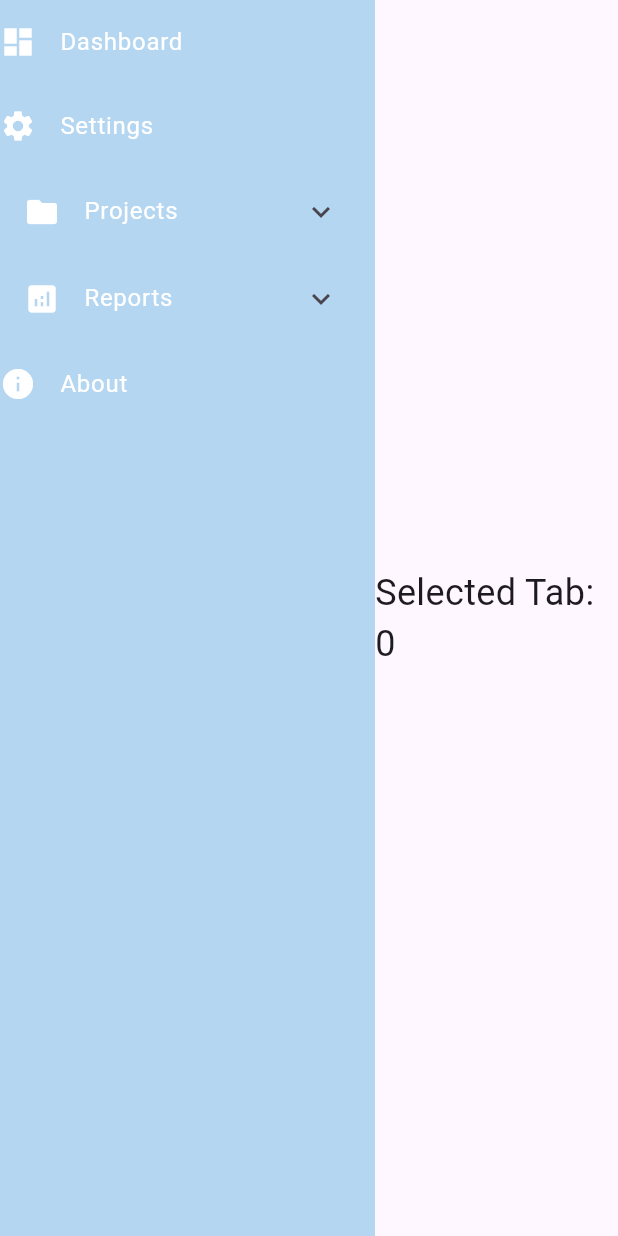
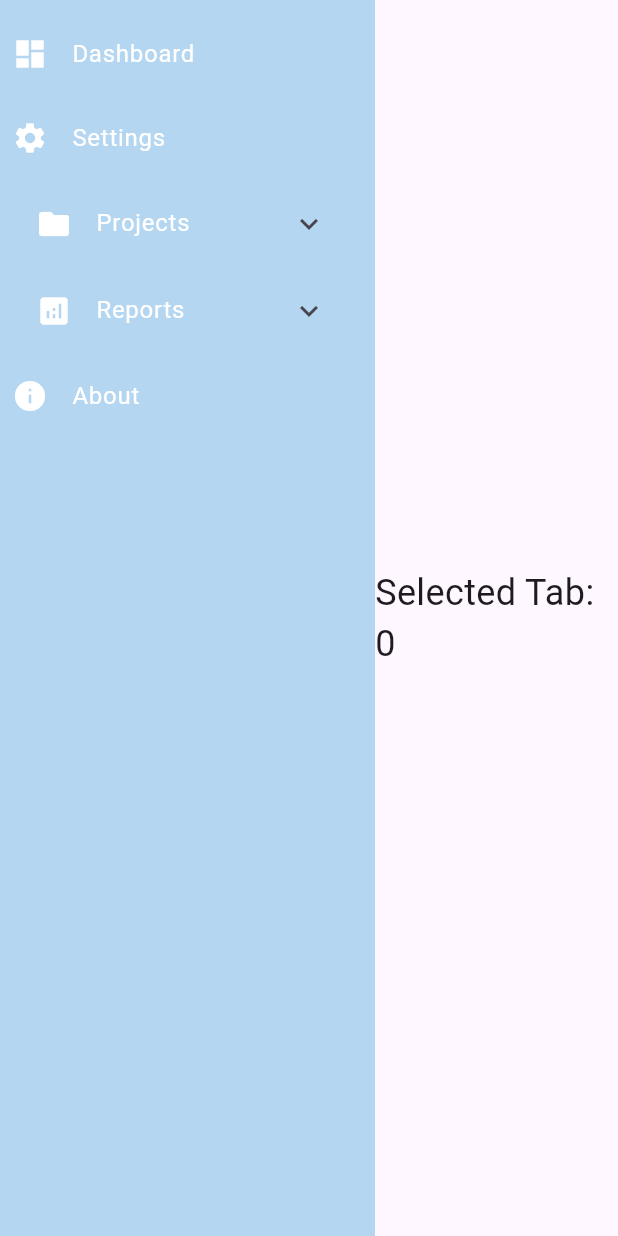
Before and after one commit to AswinAzikar/sider, a Flutter app: the screen it shows after launch, on a phone screen of 412 x 824 dp. Run offline on Flutter 3.47's test engine with Material 3 defaults, Android fonts, the phone set to English and light mode, and no system bars.

Commit message:
Update padding in SideDrawer for improved layout

```diff
--- a/lib/side_drawer.dart
+++ b/lib/side_drawer.dart
@@ -15,7 +15,7 @@ class SideDrawer extends StatelessWidget {
       width: 250,
       color: backgroundColor ?? Colors.blueGrey[900],
       child: ListView(
-        padding: EdgeInsets.zero,
+        padding: EdgeInsets.all(8),
         children: [
           headerWidget ??
               DrawerHeader(
```
